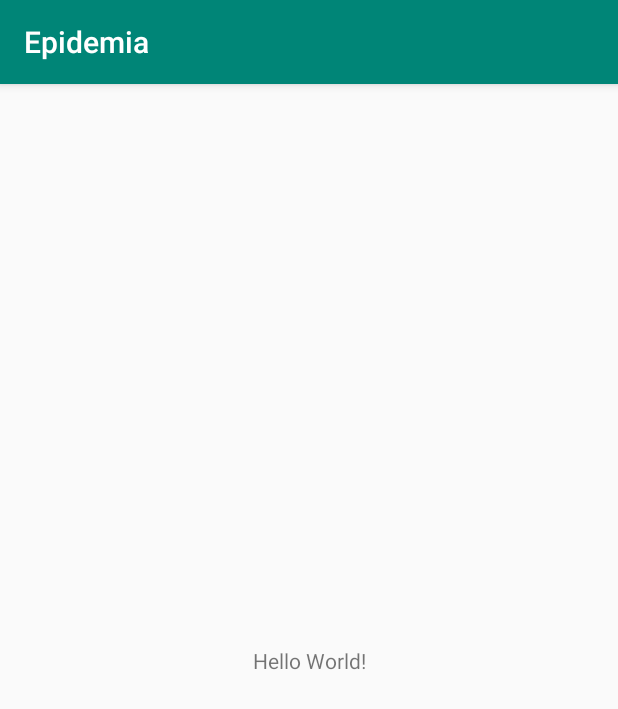
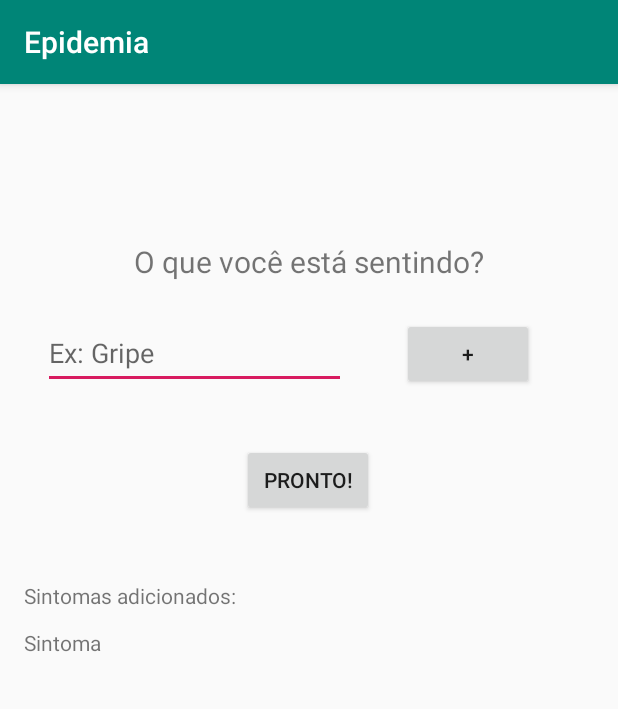
Before and after one commit to HACKATONA-ES-2019/antiPraga, an Android app: the screen it shows after launch (MainActivity), on a phone screen of 412 x 824 dp. Shown: the top 709 px of the screen. Run offline under Robolectric (Android 15) with nearby library versions, the phone set to English and light mode, and no system bars.

Commit message:
adicoes app

```diff
--- a/app/app/build.gradle
+++ b/app/app/build.gradle
@@ -24,7 +24,7 @@ dependencies {
     implementation 'androidx.appcompat:appcompat:1.1.0'
     implementation 'androidx.constraintlayout:constraintlayout:1.1.3'
     implementation 'com.squareup.retrofit2:retrofit:2.5.0'
-    implementation 'com.squareup.retrofit2:converter-jackson:2.3.0'
+    implementation 'com.squareup.retrofit2:converter-gson:2.5.0'
     testImplementation 'junit:junit:4.12'
     androidTestImplementation 'androidx.test:runner:1.2.0'
     androidTestImplementation 'androidx.test.espresso:espresso-core:3.2.0'
--- a/app/app/src/main/java/com/hackatona/epidemia/MainActivity.java
+++ b/app/app/src/main/java/com/hackatona/epidemia/MainActivity.java
@@ -2,26 +2,50 @@ package com.hackatona.epidemia;
 
 import androidx.appcompat.app.AppCompatActivity;
 
+import android.app.Activity;
+import android.os.AsyncTask;
 import android.os.Bundle;
+import android.view.View;
+import android.widget.ArrayAdapter;
+import android.widget.AutoCompleteTextView;
+import android.widget.Button;
+import android.widget.ListAdapter;
+import android.widget.Toast;
 
 import com.hackatona.epidemia.entity.Sintoma;
-import com.hackatona.epidemia.web.APIServices;
 import com.hackatona.epidemia.web.RequestService;
 
+import java.util.ArrayList;
+import java.util.Collections;
 import java.util.List;
 
 public class MainActivity extends AppCompatActivity {
+
+    List<Sintoma> listaSintomas = new ArrayList<>();
+    RequestService requestService = new RequestService();
+     AutoCompleteTextView campoSintoma;
+     List<String> sintomasConfirmados = new ArrayList<>();
 
     @Override
     protected void onCreate(Bundle savedInstanceState) {
         super.onCreate(savedInstanceState);
         setContentView(R.layout.activity_main);
 
-        RequestService requestService = new RequestService();
+        campoSintoma = findViewById(R.id.sintomaCampo);
 
-        requestService.startService(new RequestService.BookmarkCallback() {
+
+        requestService.retornarSintomas(new RequestService.BookmarkCallback() {
             @Override
             public void onSuccess(List<Sintoma> list) {
+
+                listaSintomas.addAll(list);
+                String[] listaSintomasNome = new String[list.size()];
+
+                for(int i = 0; i < list.size(); i++){
+                    listaSintomasNome[i] = list.get(i).getNome();
+                }
+
+                campoSintoma.setAdapter(new ArrayAdapter<>(getApplicationContext(), android.R.layout.simple_list_item_1, listaSintomasNome));
 
             }
 
@@ -29,7 +53,36 @@ public class MainActivity extends AppCompatActivity {
             public void onError() {
 
             }
-        }, "caceta");
+        });
+
+
+        Button botaoAdd = findViewById(R.id.botaoAdd);
+        botaoAdd.setOnClickListener(new View.OnClickListener() {
+            @Override
+            public void onClick(View view) {
+                if(campoSintoma.getText().toString().matches("")){
+                    Toast.makeText(getApplicationContext(), "Digite algo!", Toast.LENGTH_LONG).show();
+                } else {
+                    for(int i = 0; i < listaSintomas.size(); i++){
+                        if(campoSintoma.getText().toString().equalsIgnoreCase(listaSintomas.get(i).getNome())){
+
+                        }
+                    }
+                }
+            }
+        });
 
     }
+
+
+
+    private void setarSintomas(List<Sintoma> list) {
+                campoSintoma.setAdapter(new ArrayAdapter<>(this, android.R.layout.simple_list_item_1, list));
+
+
+    }
+
+
+
+
 }
--- a/app/app/src/main/java/com/hackatona/epidemia/entity/Sintoma.java
+++ b/app/app/src/main/java/com/hackatona/epidemia/entity/Sintoma.java
@@ -1,11 +1,19 @@
 package com.hackatona.epidemia.entity;
+
+import com.google.gson.annotations.SerializedName;
 
 public class Sintoma {
 
+    @SerializedName("nome")
     private String nome;
 
-    public Sintoma(String nome) {
+    @SerializedName("idSintoma")
+    private int idSintoma;
+
+
+    public Sintoma(String nome, int idSintoma) {
         this.nome = nome;
+        this.idSintoma = idSintoma;
     }
 
     public String getNome() {
@@ -15,4 +23,12 @@ public class Sintoma {
     public void setNome(String nome) {
         this.nome = nome;
     }
+
+    public int getIdSintoma() {
+        return idSintoma;
+    }
+
+    public void setIdSintoma(int idSintoma) {
+        this.idSintoma = idSintoma;
+    }
 }
--- a/app/app/src/main/java/com/hackatona/epidemia/web/APIServices.java
+++ b/app/app/src/main/java/com/hackatona/epidemia/web/APIServices.java
@@ -14,7 +14,7 @@ public interface APIServices {
 
 
         @GET(REQUEST_SINTOMA)
-        Call<List<Sintoma>> requestSintoma(@Query("sintoma") String sintoma);
+        Call<List<Sintoma>> requestSintoma();
 
 
 }
--- a/app/app/src/main/java/com/hackatona/epidemia/web/RequestService.java
+++ b/app/app/src/main/java/com/hackatona/epidemia/web/RequestService.java
@@ -2,6 +2,7 @@ package com.hackatona.epidemia.web;
 
 import com.hackatona.epidemia.entity.Sintoma;
 
+import java.io.IOException;
 import java.util.ArrayList;
 import java.util.List;
 
@@ -17,9 +18,11 @@ public class RequestService {
         void onError();
     }
 
-    public void startService(final BookmarkCallback callback, String sintoma) {
+    public void retornarSintomas(final BookmarkCallback callback) {
 
-        Call<List<Sintoma>> call = new RetrofitConfig().getServices().requestSintoma(sintoma);
+        Call<List<Sintoma>> call = new RetrofitConfig().getServices().requestSintoma();
+
+
         call.enqueue(new Callback<List<Sintoma>>() {
             @Override
             public void onResponse(Call<List<Sintoma>> call, Response<List<Sintoma>> response) {
@@ -29,9 +32,11 @@ public class RequestService {
                     callback.onError();
                 } else {
 
+
+
                     for (Sintoma size : response.body()) {
 
-                        sintoma = new Sintoma(size.getNome());
+                        sintoma = new Sintoma(size.getNome(), size.getIdSintoma());
 
                         list.add(sintoma);
 
--- a/app/app/src/main/java/com/hackatona/epidemia/web/RetrofitConfig.java
+++ b/app/app/src/main/java/com/hackatona/epidemia/web/RetrofitConfig.java
@@ -4,7 +4,7 @@ import java.util.concurrent.TimeUnit;
 
 import okhttp3.OkHttpClient;
 import retrofit2.Retrofit;
-import retrofit2.converter.jackson.JacksonConverterFactory;
+import retrofit2.converter.gson.GsonConverterFactory;
 
 import static com.hackatona.epidemia.util.Constants.*;
 
@@ -15,7 +15,7 @@ public class RetrofitConfig {
     public RetrofitConfig() {
         this.retrofit = new Retrofit.Builder()
                 .baseUrl(API_URL)
-                .addConverterFactory(JacksonConverterFactory.create())
+                .addConverterFactory(GsonConverterFactory.create())
                 .build();
     }
 
--- a/app/app/src/main/res/layout/activity_main.xml
+++ b/app/app/src/main/res/layout/activity_main.xml
@@ -7,12 +7,77 @@
     tools:context=".MainActivity">
 
     <TextView
+        android:id="@+id/textView"
         android:layout_width="wrap_content"
         android:layout_height="wrap_content"
-        android:text="Hello World!"
+        android:text="@string/sintoma_pergunta"
+        android:textSize="20sp"
         app:layout_constraintBottom_toBottomOf="parent"
         app:layout_constraintLeft_toLeftOf="parent"
         app:layout_constraintRight_toRightOf="parent"
-        app:layout_constraintTop_toTopOf="parent" />
+        app:layout_constraintTop_toTopOf="parent"
+        app:layout_constraintVertical_bias="0.141" />
+
+    <Button
+        android:id="@+id/botaoAdd"
+        android:layout_width="wrap_content"
+        android:layout_height="wrap_content"
+        android:layout_marginTop="24dp"
+        android:layout_marginEnd="56dp"
+        android:text="@string/add_sintoma"
+        app:layout_constraintEnd_toEndOf="parent"
+        app:layout_constraintTop_toBottomOf="@+id/textView" />
+
+    <AutoCompleteTextView
+        android:id="@+id/sintomaCampo"
+        android:layout_width="202dp"
+        android:layout_height="47dp"
+        android:layout_marginStart="8dp"
+        android:hint="@string/ex_sintoma"
+        android:layout_marginTop="24dp"
+        android:layout_marginEnd="8dp"
+        app:layout_constraintEnd_toStartOf="@+id/botaoAdd"
+        app:layout_constraintHorizontal_bias="0.408"
+        app:layout_constraintStart_toStartOf="parent"
+        app:layout_constraintTop_toBottomOf="@+id/textView" />
+
+    <Button
+        android:id="@+id/button2"
+        android:layout_width="wrap_content"
+        android:layout_height="wrap_content"
+        android:layout_marginStart="8dp"
+        android:layout_marginTop="108dp"
+        android:layout_marginEnd="8dp"
+        android:text="@string/botao_pronto"
+        app:layout_constraintEnd_toEndOf="parent"
+        app:layout_constraintHorizontal_bias="0.498"
+        app:layout_constraintStart_toStartOf="parent"
+        app:layout_constraintTop_toBottomOf="@+id/textView" />
+
+    <TextView
+        android:id="@+id/textView2"
+        android:layout_width="wrap_content"
+        android:layout_height="wrap_content"
+        android:layout_marginStart="8dp"
+        android:layout_marginTop="128dp"
+        android:layout_marginEnd="8dp"
+        android:text="@string/lista_sintomas"
+        app:layout_constraintEnd_toEndOf="parent"
+        app:layout_constraintHorizontal_bias="0.031"
+        app:layout_constraintStart_toStartOf="parent"
+        app:layout_constraintTop_toBottomOf="@+id/sintomaCampo" />
+
+    <TextView
+        android:id="@+id/textView3"
+        android:layout_width="wrap_content"
+        android:layout_height="wrap_content"
+        android:layout_marginStart="8dp"
+        android:layout_marginTop="12dp"
+        android:layout_marginEnd="8dp"
+        android:text="@string/sintoma"
+        app:layout_constraintEnd_toEndOf="parent"
+        app:layout_constraintHorizontal_bias="0.023"
+        app:layout_constraintStart_toStartOf="parent"
+        app:layout_constraintTop_toBottomOf="@+id/textView2" />
 
 </androidx.constraintlayout.widget.ConstraintLayout>
--- a/app/app/src/main/res/values/strings.xml
+++ b/app/app/src/main/res/values/strings.xml
@@ -1,3 +1,9 @@
 <resources>
     <string name="app_name">Epidemia</string>
+    <string name="add_sintoma">+</string>
+    <string name="botao_pronto">Pronto!</string>
+    <string name="sintoma_pergunta">O que você está sentindo?</string>
+    <string name="ex_sintoma">Ex: Gripe</string>
+    <string name="lista_sintomas">Sintomas adicionados:</string>
+    <string name="sintoma">Sintoma</string>
 </resources>
```
